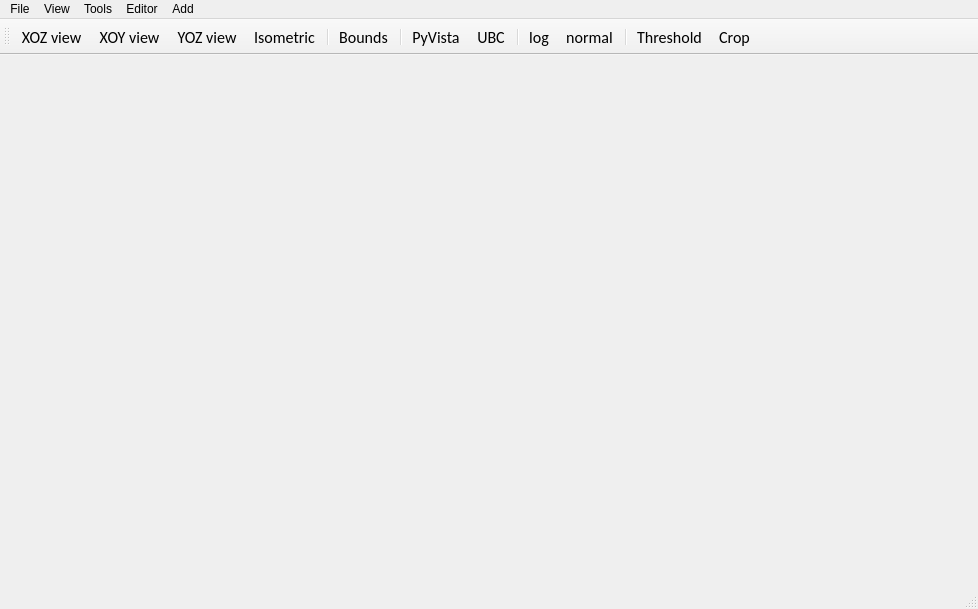
Above: UI_init/ViewWin.ui from ycli0536/GeoModeling before the change. Below: the same form after it.
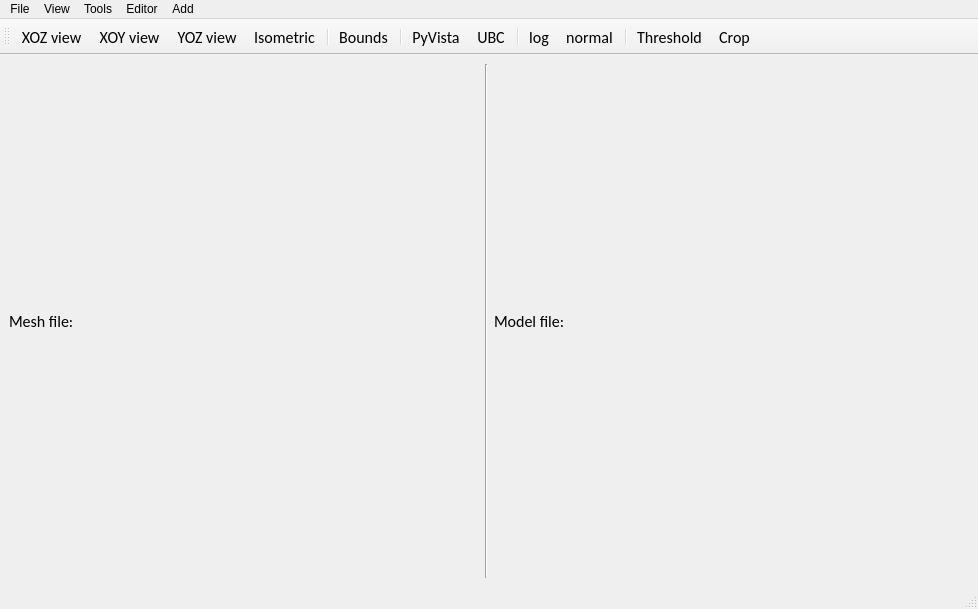
That is the form after the change.

Commit message: feat(GUI-view): show mesh file and model file

Patch:
```diff
--- a/UI_init/ViewWin.ui
+++ b/UI_init/ViewWin.ui
@@ -14,7 +14,76 @@
    <string>View model</string>
   </property>
   <widget class="QWidget" name="centralwidget">
-   <layout class="QVBoxLayout" name="verticalLayout_2">
+   <layout class="QVBoxLayout" name="verticalLayout_2" stretch="0,1">
+    <item>
+     <layout class="QHBoxLayout" name="horizontalLayout" stretch="0,1,0,0,1">
+      <item>
+       <widget class="QLabel" name="label_mesh">
+        <property name="font">
+         <font>
+          <family>Calibri</family>
+          <pointsize>12</pointsize>
+         </font>
+        </property>
+        <property name="text">
+         <string>Mesh file:</string>
+        </property>
+       </widget>
+      </item>
+      <item>
+       <widget class="QLabel" name="label_MeshPath">
+        <property name="font">
+         <font>
+          <family>Calibri</family>
+          <pointsize>12</pointsize>
+         </font>
+        </property>
+        <property name="text">
+         <string/>
+        </property>
+        <property name="wordWrap">
+         <bool>true</bool>
+        </property>
+       </widget>
+      </item>
+      <item>
+       <widget class="Line" name="line">
+        <property name="orientation">
+         <enum>Qt::Vertical</enum>
+        </property>
+       </widget>
+      </item>
+      <item>
+       <widget class="QLabel" name="label_model">
+        <property name="font">
+         <font>
+          <family>Calibri</family>
+          <pointsize>12</pointsize>
+         </font>
+        </property>
+        <property name="text">
+         <string>Model file:</string>
+        </property>
+       </widget>
+      </item>
+      <item>
+       <widget class="QLabel" name="label_ModelPath">
+        <property name="font">
+         <font>
+          <family>Calibri</family>
+          <pointsize>12</pointsize>
+         </font>
+        </property>
+        <property name="text">
+         <string/>
+        </property>
+        <property name="wordWrap">
+         <bool>true</bool>
+        </property>
+       </widget>
+      </item>
+     </layout>
+    </item>
     <item>
      <layout class="QVBoxLayout" name="verticalLayout"/>
     </item>
```
The commit also changes 4 other files.
